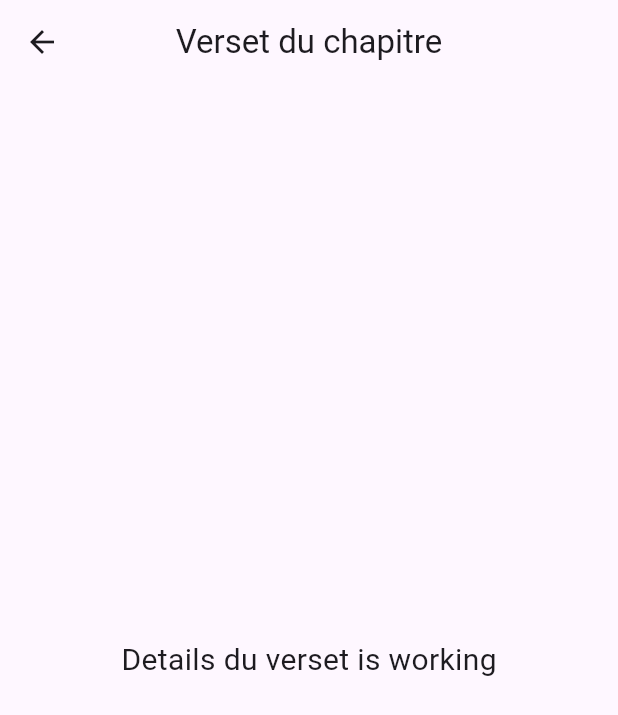
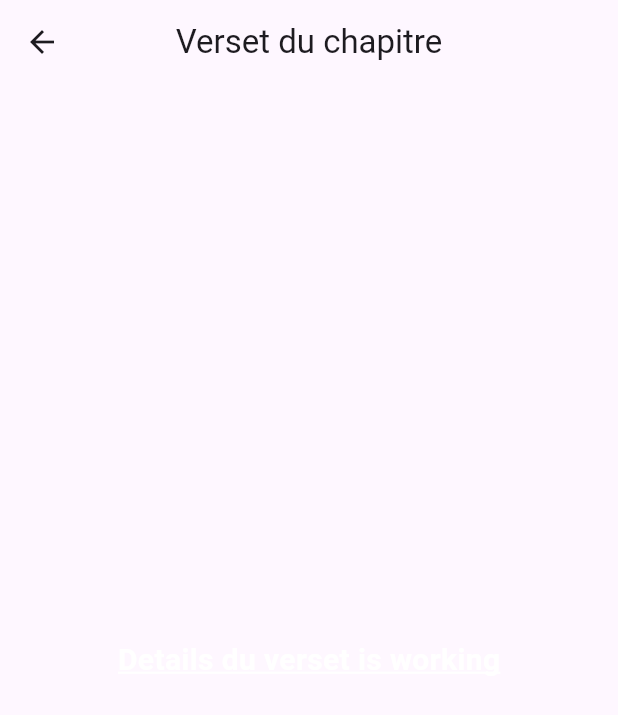
Before and after one commit to mooosmad/piousbible, a Flutter app: the DetailsversebychapterView screen opened directly, on a phone screen of 412 x 824 dp. Shown: the top 715 px of the screen. Run offline on Flutter 3.47's test engine with Material 3 defaults, Android fonts, the phone set to English and light mode, and no system bars; our stand-ins replace get, zoom_tap_animation.

Commit message:
fix: details verse chapter

```diff
--- a/lib/app/modules/bible/views/detailsversebychapter_view.dart
+++ b/lib/app/modules/bible/views/detailsversebychapter_view.dart
@@ -14,7 +14,14 @@ class DetailsversebychapterView extends GetView {
       body: const Center(
         child: Text(
           'Details du verset is working',
-          style: TextStyle(fontSize: 20),
+          style: TextStyle(
+            fontSize: 20,
+            fontWeight: FontWeight.bold,
+            color: Colors.white,
+            decoration: TextDecoration.underline,
+            decorationThickness: 1.5,
+            decorationColor: Colors.white,
+          ),
         ),
       ),
     );
```
